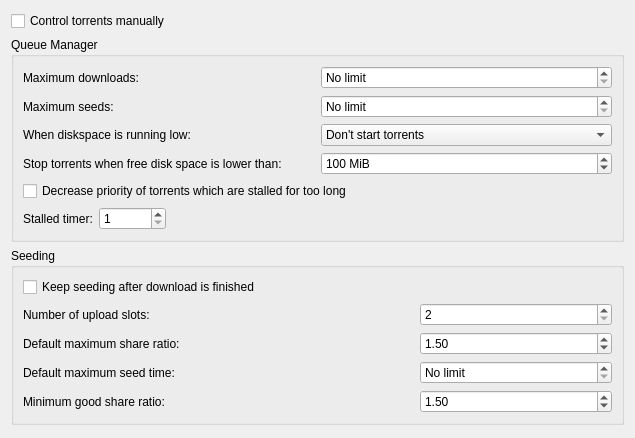
This is ktorrent/pref/qmpref.ui in KDE/ktorrent as Qt 5 draws it before an edit. The edited form follows.
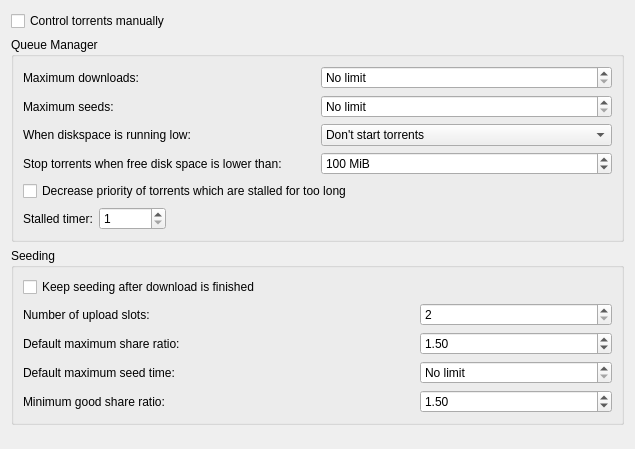
This is the edited form. Custom widgets are drawn as their Qt base class.

```diff
--- a/ktorrent/pref/qmpref.ui
+++ b/ktorrent/pref/qmpref.ui
@@ -7,7 +7,7 @@
     <x>0</x>
     <y>0</y>
     <width>635</width>
-    <height>438</height>
+    <height>449</height>
    </rect>
   </property>
   <layout class="QVBoxLayout" name="verticalLayout">
```
Left out of the diff: 23 changed lines with no effect on the pictures.
